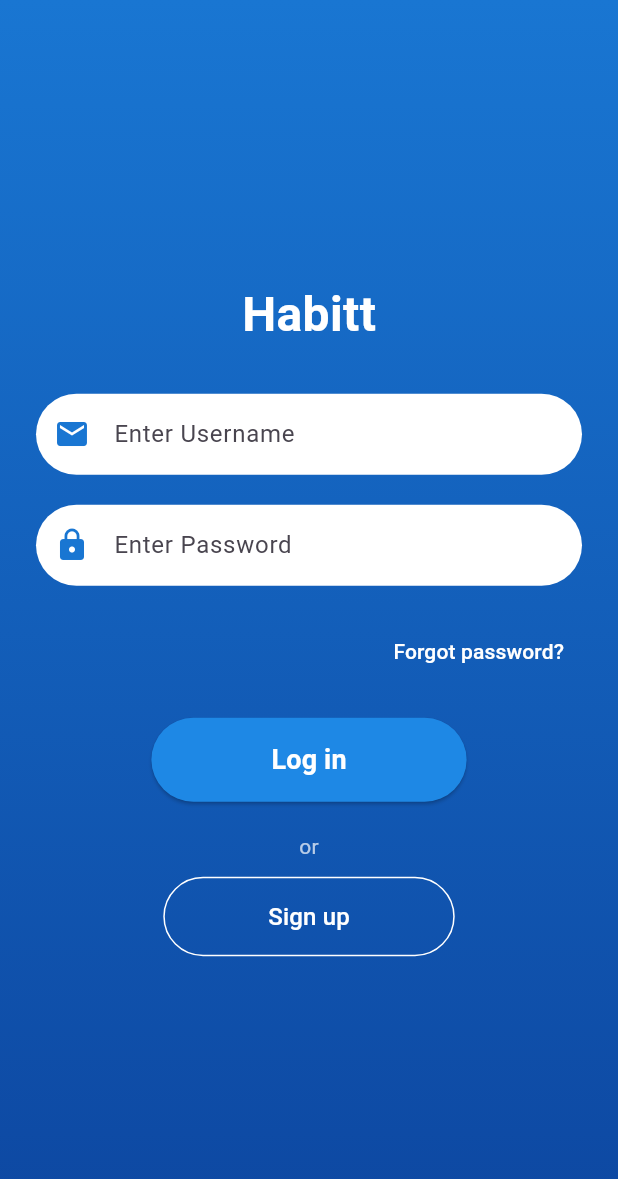
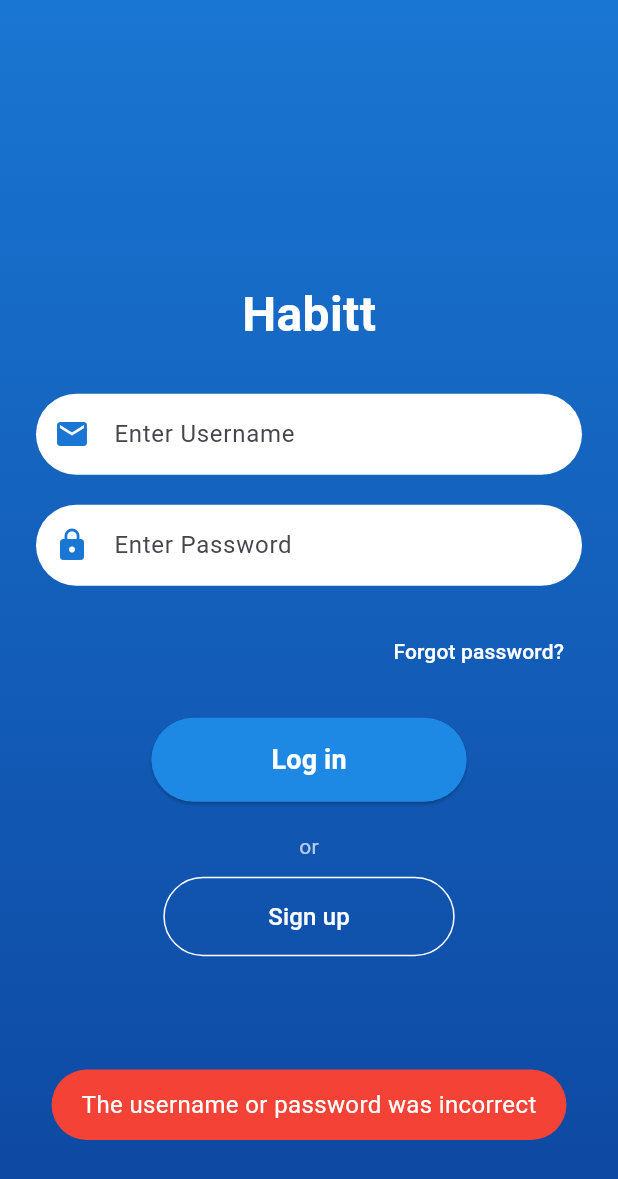
Before and after one commit to hourtt/coursera_flutter_habit_tracker, a Flutter app: the screen it shows after launch, after a tap on "Log in", on a phone screen of 412 x 824 dp. Shown: the top 1179 px of the screen. Run offline on Flutter 3.47's test engine with Material 3 defaults, Android fonts, the phone set to English and light mode, and no system bars; our stand-ins replace fluttertoast, shared_preferences.

Commit message:
Define new  _login() function

```diff
--- a/lib/login_screen.dart
+++ b/lib/login_screen.dart
@@ -1,6 +1,6 @@
-// ignore_for_file: library_private_types_in_public_api
-
 import 'package:flutter/material.dart';
+import 'package:fluttertoast/fluttertoast.dart';
+import 'package:shared_preferences/shared_preferences.dart';
 
 import 'habit_tracker_screen.dart';
 import 'register_screen.dart';
@@ -20,17 +20,33 @@ class _LoginScreenState extends State<LoginScreen> {
   final String defaultUsername = 'testuser';
   final String defaultPassword = 'password123';
 
-  void _login() {
-    //* The login logic goes here
-    print("login logic here");
-
+  void _login() async {
     final username = _usernameController.text;
     final password = _passwordController.text;
 
+    SharedPreferences prefs = await SharedPreferences.getInstance();
+
+    // Check against default credentials
     if (username == defaultUsername && password == defaultPassword) {
+      await prefs.setString('name', 'Test User');
+      await prefs.setString('username', 'testuser');
+      await prefs.setDouble('age', 25);
+      await prefs.setString('country', 'United States');
+
       Navigator.pushReplacement(
         context,
         MaterialPageRoute(builder: (context) => HabitTrackerScreen(username: username)),
+      );
+    } else {
+      //empty out shared preferences
+      await prefs.clear();
+      Fluttertoast.showToast(
+        msg: "The username or password was incorrect",
+        toastLength: Toast.LENGTH_SHORT,
+        gravity: ToastGravity.BOTTOM,
+        backgroundColor: Colors.red,
+        textColor: Colors.white,
+        fontSize: 16.0,
       );
     }
   }
@@ -52,11 +68,11 @@ class _LoginScreenState extends State<LoginScreen> {
             child: Column(
               mainAxisAlignment: MainAxisAlignment.center,
               children: [
-                const Text(
+                Text(
                   'Habitt',
                   style: TextStyle(fontSize: 32, fontWeight: FontWeight.bold, color: Colors.white),
                 ),
-                const SizedBox(height: 30),
+                SizedBox(height: 30),
                 Container(
                   decoration: BoxDecoration(
                     color: Colors.white,
@@ -68,11 +84,11 @@ class _LoginScreenState extends State<LoginScreen> {
                       prefixIcon: Icon(Icons.email, color: Colors.blue.shade700),
                       hintText: 'Enter Username',
                       border: InputBorder.none,
-                      contentPadding: const EdgeInsets.symmetric(horizontal: 20, vertical: 15),
+                      contentPadding: EdgeInsets.symmetric(horizontal: 20, vertical: 15),
                     ),
                   ),
                 ),
-                const SizedBox(height: 20),
+                SizedBox(height: 20),
                 Container(
                   decoration: BoxDecoration(
                     color: Colors.white,
@@ -85,29 +101,29 @@ class _LoginScreenState extends State<LoginScreen> {
                       prefixIcon: Icon(Icons.lock, color: Colors.blue.shade700),
                       hintText: 'Enter Password',
                       border: InputBorder.none,
-                      contentPadding: const EdgeInsets.symmetric(horizontal: 20, vertical: 15),
+                      contentPadding: EdgeInsets.symmetric(horizontal: 20, vertical: 15),
                     ),
                   ),
                 ),
-                const SizedBox(height: 20),
+                SizedBox(height: 20),
                 Align(
                   alignment: Alignment.centerRight,
                   child: TextButton(
                     onPressed: () {
                       // Logic for forgot password can be added here
                     },
-                    child: const Text('Forgot password?', style: TextStyle(color: Colors.white)),
+                    child: Text('Forgot password?', style: TextStyle(color: Colors.white)),
                   ),
                 ),
-                const SizedBox(height: 20),
+                SizedBox(height: 20),
                 ElevatedButton(
                   onPressed: _login,
                   style: ElevatedButton.styleFrom(
                     backgroundColor: Colors.blue.shade600,
                     shape: RoundedRectangleBorder(borderRadius: BorderRadius.circular(30.0)),
-                    padding: const EdgeInsets.symmetric(horizontal: 80, vertical: 15),
+                    padding: EdgeInsets.symmetric(horizontal: 80, vertical: 15),
                   ),
-                  child: const Text(
+                  child: Text(
                     'Log in',
                     style: TextStyle(
                       fontSize: 18,
@@ -116,22 +132,22 @@ class _LoginScreenState extends State<LoginScreen> {
                     ),
                   ),
                 ),
-                const SizedBox(height: 20),
-                const Text('or', style: TextStyle(color: Colors.white70)),
-                const SizedBox(height: 10),
+                SizedBox(height: 20),
+                Text('or', style: TextStyle(color: Colors.white70)),
+                SizedBox(height: 10),
                 OutlinedButton(
                   onPressed: () {
                     Navigator.push(
                       context,
-                      MaterialPageRoute(builder: (context) => const RegisterScreen()),
+                      MaterialPageRoute(builder: (context) => RegisterScreen()),
                     );
                   },
                   style: OutlinedButton.styleFrom(
-                    side: const BorderSide(color: Colors.white),
+                    side: BorderSide(color: Colors.white),
                     shape: RoundedRectangleBorder(borderRadius: BorderRadius.circular(30.0)),
-                    padding: const EdgeInsets.symmetric(horizontal: 70, vertical: 15),
+                    padding: EdgeInsets.symmetric(horizontal: 70, vertical: 15),
                   ),
-                  child: const Text('Sign up', style: TextStyle(color: Colors.white, fontSize: 16)),
+                  child: Text('Sign up', style: TextStyle(color: Colors.white, fontSize: 16)),
                 ),
               ],
             ),
```
